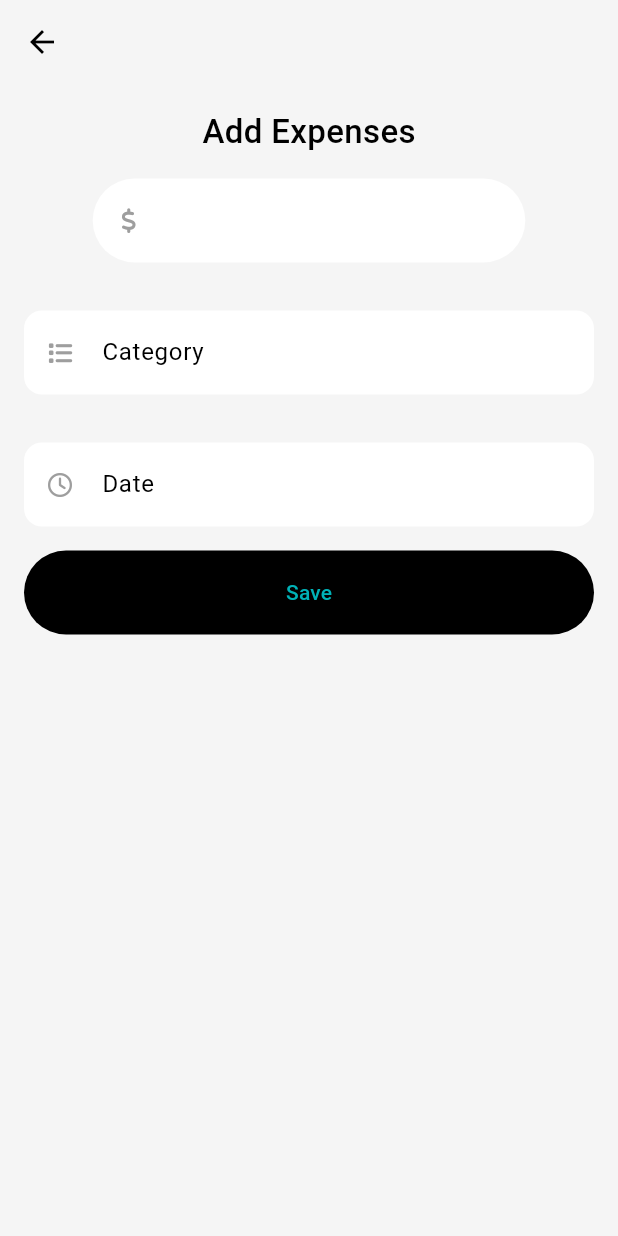
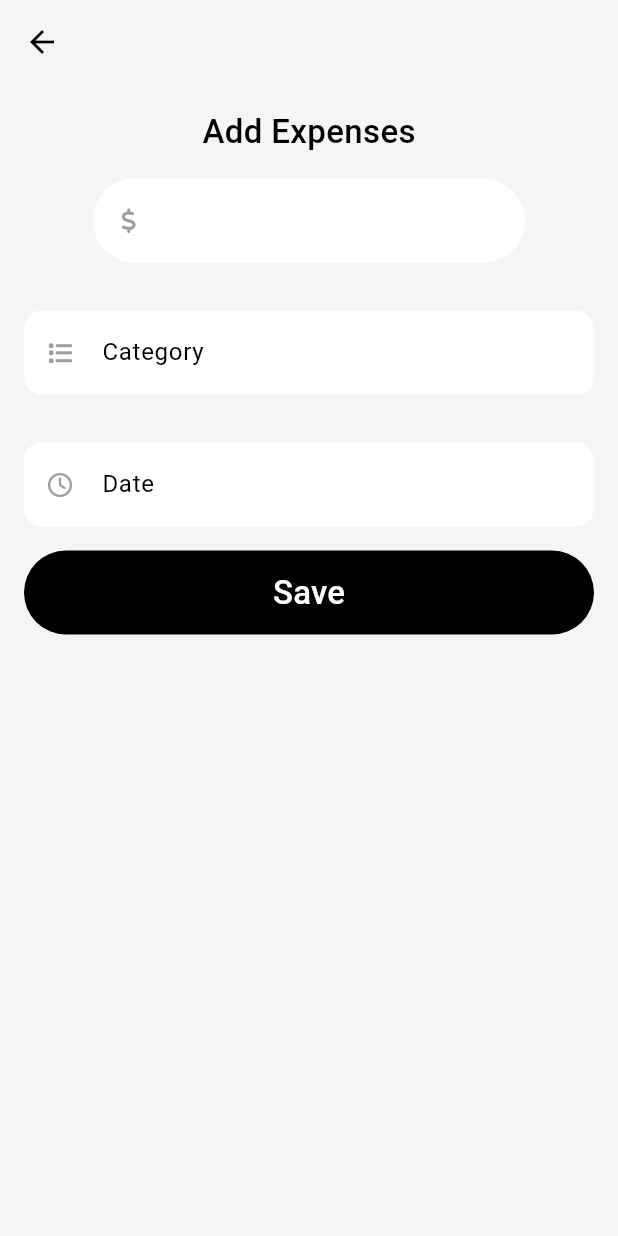
Before and after one commit to milamiloca/Expense_tracker, a Flutter app: the AddExpense screen opened directly, on a phone screen of 412 x 824 dp. Run offline on Flutter 3.47's test engine with Material 3 defaults, Android fonts, the phone set to English and light mode, and no system bars; our stand-ins replace fl_chart, font_awesome_flutter.

Commit message:
project update

```diff
--- a/lib/app_view.dart
+++ b/lib/app_view.dart
@@ -1,3 +1,4 @@
+import 'package:expense_tracker/screens/add_expense/views/add_expense.dart';
 import 'package:expense_tracker/screens/home/views/home_screen.dart';
 import 'package:flutter/material.dart';
 
@@ -17,7 +18,8 @@ class MyAppView extends StatelessWidget {
               secondary: const Color(0xFFE064F7),
               tertiary: const Color(0xFFFF8D6C),
               outline: Colors.grey)),
-      home: const HomeScreen(),
+      //home: const HomeScreen(),
+      home: const AddExpense(),
     );
   }
 }
--- a/lib/screens/add_expense/views/add_expense.dart
+++ b/lib/screens/add_expense/views/add_expense.dart
@@ -1,8 +1,17 @@
 import 'package:flutter/material.dart';
 import 'package:font_awesome_flutter/font_awesome_flutter.dart';
 
-class AddExpense extends StatelessWidget {
+class AddExpense extends StatefulWidget {
   const AddExpense({super.key});
+
+  @override
+  State<AddExpense> createState() => _AddExpenseState();
+}
+
+class _AddExpenseState extends State<AddExpense> {
+  TextEditingController expenseController = TextEditingController();
+  TextEditingController categoryController = TextEditingController();
+  TextEditingController dateController = TextEditingController();
 
   @override
   Widget build(BuildContext context) {
@@ -31,6 +40,7 @@ class AddExpense extends StatelessWidget {
               SizedBox(
                 width: MediaQuery.of(context).size.width * 0.7,
                 child: TextFormField(
+                  controller: expenseController,
                   textAlignVertical: TextAlignVertical.center,
                   decoration: InputDecoration(
                       filled: true,
@@ -52,6 +62,7 @@ class AddExpense extends StatelessWidget {
                 height: 16,
               ),
               TextFormField(
+                controller: categoryController,
                 textAlignVertical: TextAlignVertical.center,
                 decoration: InputDecoration(
                     filled: true,
@@ -68,6 +79,7 @@ class AddExpense extends StatelessWidget {
               ),
               const SizedBox(height: 32),
               TextFormField(
+                controller: dateController,
                 textAlignVertical: TextAlignVertical.center,
                 readOnly: true,
                 onTap: () {
@@ -99,7 +111,10 @@ class AddExpense extends StatelessWidget {
                 child: TextButton(
                     onPressed: () {},
                     style: TextButton.styleFrom(backgroundColor: Colors.black),
-                    child: const Text('Save')),
+                    child: const Text(
+                      'Save',
+                      style: TextStyle(fontSize: 22, color: Colors.white),
+                    )),
               )
             ],
           ),
--- a/pubspec.yaml
+++ b/pubspec.yaml
@@ -14,6 +14,7 @@ dependencies:
   cupertino_icons: ^1.0.6
   font_awesome_flutter: ^10.7.0
   fl_chart: ^0.67.0
+  intl: ^0.19.0
 
 dev_dependencies:
   flutter_test:
```
Also changed, not shown: pubspec.lock.
